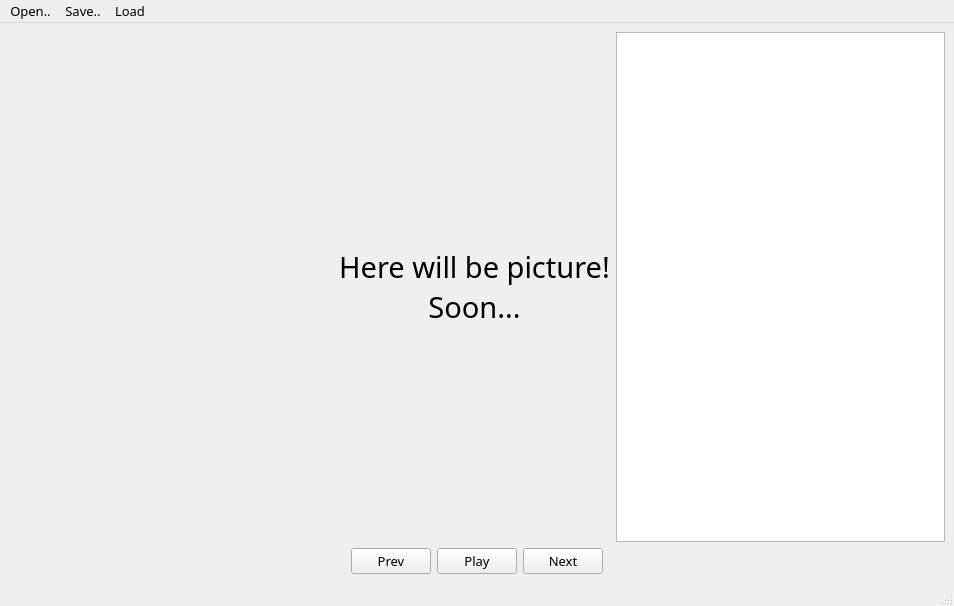
Lunc312/Audio-player, file MyMainWindow.ui: the form before one commit.
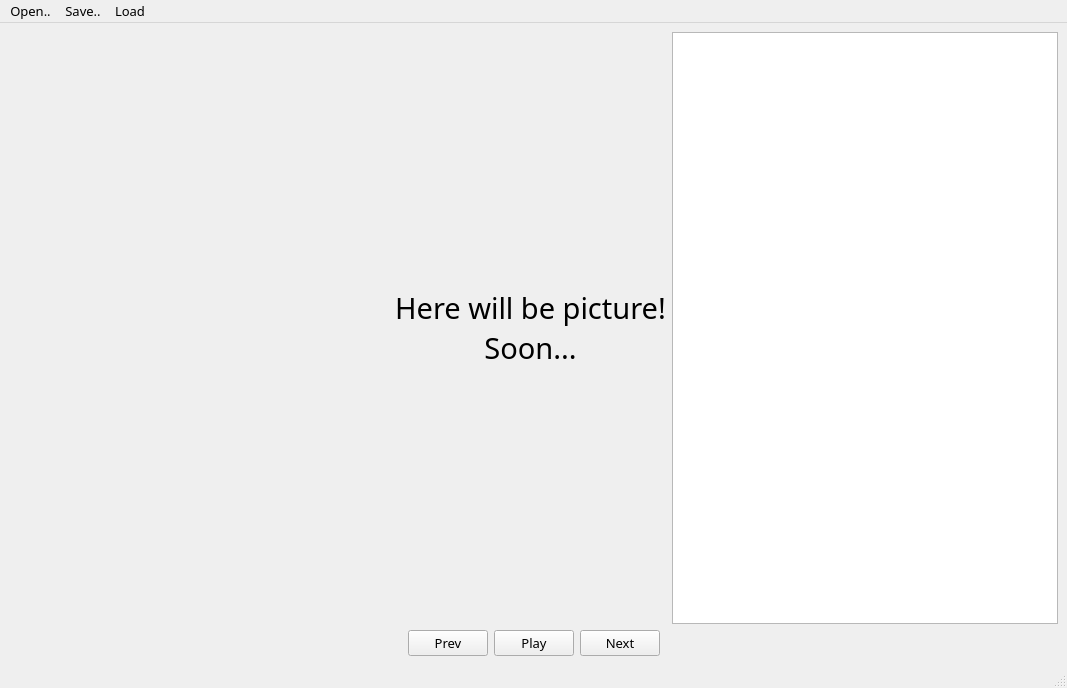
The form after the commit. Icons and pictures are not drawn.

Commit message: Fix buttons names, save and load

Diff of the .ui file:
```diff
--- a/MyMainWindow.ui
+++ b/MyMainWindow.ui
@@ -6,8 +6,8 @@
    <rect>
     <x>0</x>
     <y>0</y>
-    <width>954</width>
-    <height>606</height>
+    <width>1067</width>
+    <height>688</height>
    </rect>
   </property>
   <property name="font">
@@ -129,7 +129,7 @@
     <rect>
      <x>0</x>
      <y>0</y>
-     <width>954</width>
+     <width>1067</width>
      <height>23</height>
     </rect>
    </property>
```
Left out of the diff: 12 changed lines with no effect on the pictures. The commit also changes 2 other files.
